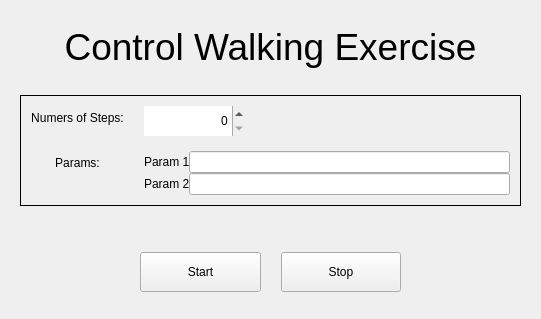
Old version of the form src/gui_pkg/include/gui_pkg/control_form.ui in the repository cristianbass01/GUI_robotic_exoskeleton.
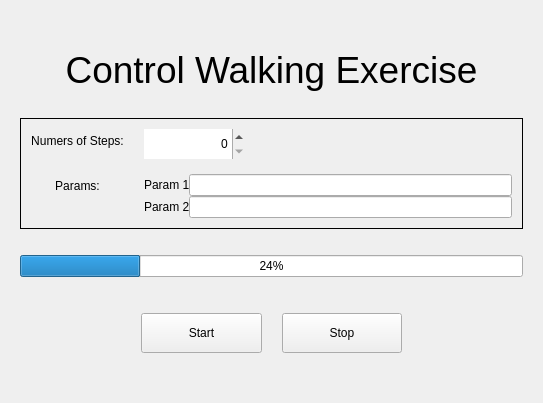
New version of the form.

The edit to the form file:
```diff
--- a/src/gui_pkg/include/gui_pkg/control_form.ui
+++ b/src/gui_pkg/include/gui_pkg/control_form.ui
@@ -6,8 +6,8 @@
    <rect>
     <x>0</x>
     <y>0</y>
-    <width>541</width>
-    <height>319</height>
+    <width>543</width>
+    <height>403</height>
    </rect>
   </property>
   <layout class="QVBoxLayout" name="ControlForm">
@@ -193,15 +193,32 @@
     </widget>
    </item>
    <item>
-    <layout class="QHBoxLayout" name="horizontalLayout_5">
+    <layout class="QHBoxLayout" name="horizontalLayout">
+     <property name="topMargin">
+      <number>20</number>
+     </property>
+     <property name="bottomMargin">
+      <number>20</number>
+     </property>
+     <item>
+      <widget class="QProgressBar" name="progressBar">
+       <property name="value">
+        <number>24</number>
+       </property>
+      </widget>
+     </item>
+    </layout>
+   </item>
+   <item>
+    <layout class="QHBoxLayout" name="horizontalLayout_6">
      <property name="spacing">
       <number>20</number>
      </property>
      <property name="topMargin">
-      <number>40</number>
+      <number>10</number>
      </property>
      <item>
-      <spacer name="horizontalSpacer_3">
+      <spacer name="horizontalSpacer_4">
        <property name="orientation">
         <enum>Qt::Horizontal</enum>
        </property>
@@ -267,7 +284,7 @@
       </widget>
      </item>
      <item>
-      <spacer name="horizontalSpacer_9">
+      <spacer name="horizontalSpacer_10">
        <property name="orientation">
         <enum>Qt::Horizontal</enum>
        </property>
```
Left out of the diff: 4 changed lines with no effect on the pictures.
